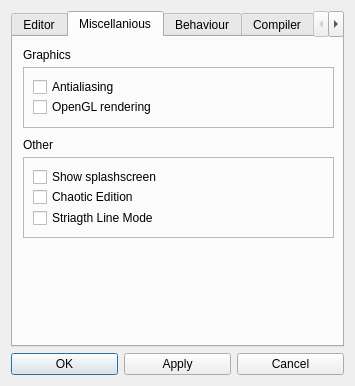
This is qrgui/mainwindow/preferencesDialog.ui in qreal/qreal as Qt 5 draws it before an edit. The edited form follows.
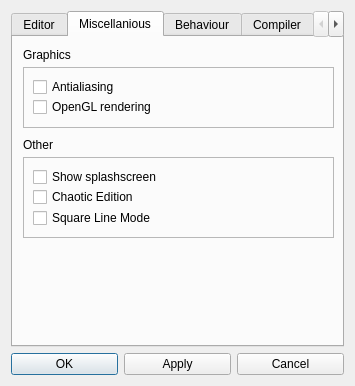
This is the edited form. Icons and pictures are not drawn.

Commit message: Straight line mode by default. Square line mode can be turned on in preferences. Context menu action 'straighten' renamed to 'minimize'

What changed in the file:
```diff
--- a/qrgui/mainwindow/preferencesDialog.ui
+++ b/qrgui/mainwindow/preferencesDialog.ui
@@ -534,7 +534,7 @@
          </rect>
         </property>
         <property name="text">
-         <string>Striagth Line Mode</string>
+         <string>Square Line Mode</string>
         </property>
        </widget>
       </widget>
```
Left out of the diff: 2 changed lines with no effect on the pictures. The commit also changes 3 other files.
